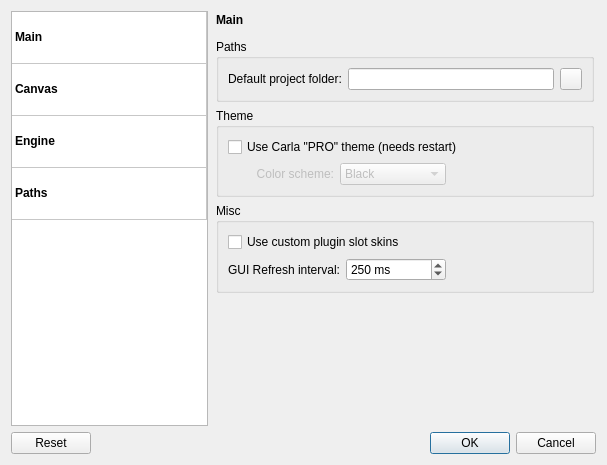
This is resources/ui/carla_settings.ui in falkTX/Carla as Qt 5 draws it before an edit. The edited form follows.
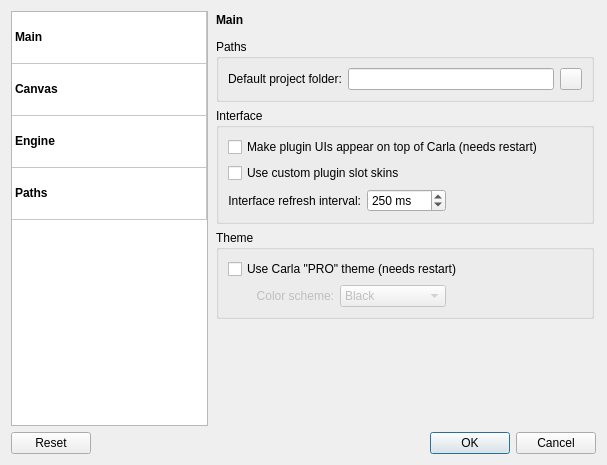
This is the edited form. Icons and pictures are not drawn.

Commit message: New option to wherever put UIs on top of carla Closes #348

Diff of the .ui file:
```diff
--- a/resources/ui/carla_settings.ui
+++ b/resources/ui/carla_settings.ui
@@ -261,85 +261,13 @@
            </layout>
           </widget>
          </item>
-         <item>
-          <widget class="QGroupBox" name="group_main_theme">
-           <property name="title">
-            <string>Theme</string>
-           </property>
-           <layout class="QGridLayout" name="gridLayout_3">
-            <item row="0" column="0" colspan="3">
-             <widget class="QCheckBox" name="ch_main_theme_pro">
-              <property name="text">
-               <string>Use Carla &quot;PRO&quot; theme (needs restart)</string>
-              </property>
-             </widget>
-            </item>
-            <item row="1" column="0">
-             <widget class="QLabel" name="label_main_theme_color">
-              <property name="enabled">
-               <bool>false</bool>
-              </property>
-              <property name="text">
-               <string>Color scheme:</string>
-              </property>
-              <property name="alignment">
-               <set>Qt::AlignRight|Qt::AlignTrailing|Qt::AlignVCenter</set>
-              </property>
-             </widget>
-            </item>
-            <item row="1" column="1">
-             <widget class="QComboBox" name="cb_main_theme_color">
-              <property name="enabled">
-               <bool>false</bool>
-              </property>
-              <item>
-               <property name="text">
-                <string>Black</string>
-               </property>
-              </item>
-              <item>
-               <property name="text">
-                <string>System</string>
-               </property>
-              </item>
-             </widget>
-            </item>
-            <item row="1" column="2">
-             <spacer name="horizontalSpacer_2">
-              <property name="orientation">
-               <enum>Qt::Horizontal</enum>
-              </property>
-              <property name="sizeType">
-               <enum>QSizePolicy::Preferred</enum>
-              </property>
-              <property name="sizeHint" stdset="0">
-               <size>
-                <width>130</width>
-                <height>10</height>
-               </size>
-              </property>
-             </spacer>
-            </item>
-           </layout>
-          </widget>
-         </item>
          <item>
           <widget class="QGroupBox" name="group_main_misc">
            <property name="title">
-            <string>Misc</string>
+            <string>Interface</string>
            </property>
            <layout class="QGridLayout" name="gridLayout_4">
-            <item row="1" column="0">
-             <widget class="QLabel" name="label_main_refresh_interval">
-              <property name="text">
-               <string>GUI Refresh interval:</string>
-              </property>
-              <property name="alignment">
-               <set>Qt::AlignRight|Qt::AlignTrailing|Qt::AlignVCenter</set>
-              </property>
-             </widget>
-            </item>
-            <item row="1" column="1">
+            <item row="3" column="1">
              <widget class="QSpinBox" name="sb_main_refresh_interval">
               <property name="suffix">
                <string> ms</string>
@@ -355,7 +283,7 @@
               </property>
              </widget>
             </item>
-            <item row="1" column="2">
+            <item row="3" column="2">
              <spacer name="horizontalSpacer_12">
               <property name="orientation">
                <enum>Qt::Horizontal</enum>
@@ -371,8 +299,25 @@
               </property>
              </spacer>
             </item>
-            <item row="0" column="0" colspan="3">
-             <widget class="QCheckBox" name="cb_main_use_custom_skins">
+            <item row="3" column="0">
+             <widget class="QLabel" name="label_main_refresh_interval">
+              <property name="text">
+               <string>Interface refresh interval:</string>
+              </property>
+              <property name="alignment">
+               <set>Qt::AlignRight|Qt::AlignTrailing|Qt::AlignVCenter</set>
+              </property>
+             </widget>
+            </item>
+            <item row="1" column="0" colspan="3">
+             <widget class="QCheckBox" name="ch_main_manage_uis">
+              <property name="text">
+               <string>Make plugin UIs appear on top of Carla (needs restart)</string>
+              </property>
+             </widget>
+            </item>
+            <item row="2" column="0" colspan="3">
+             <widget class="QCheckBox" name="ch_main_use_custom_skins">
               <property name="text">
                <string>Use custom plugin slot skins</string>
               </property>
@@ -381,6 +326,68 @@
            </layout>
           </widget>
          </item>
+         <item>
+          <widget class="QGroupBox" name="group_main_theme">
+           <property name="title">
+            <string>Theme</string>
+           </property>
+           <layout class="QGridLayout" name="gridLayout_3">
+            <item row="0" column="0" colspan="3">
+             <widget class="QCheckBox" name="ch_main_theme_pro">
+              <property name="text">
+               <string>Use Carla &quot;PRO&quot; theme (needs restart)</string>
+              </property>
+             </widget>
+            </item>
+            <item row="1" column="0">
+             <widget class="QLabel" name="label_main_theme_color">
+              <property name="enabled">
+               <bool>false</bool>
+              </property>
+              <property name="text">
+               <string>Color scheme:</string>
+              </property>
+              <property name="alignment">
+               <set>Qt::AlignRight|Qt::AlignTrailing|Qt::AlignVCenter</set>
+              </property>
+             </widget>
+            </item>
+            <item row="1" column="1">
+             <widget class="QComboBox" name="cb_main_theme_color">
+              <property name="enabled">
+               <bool>false</bool>
+              </property>
+              <item>
+               <property name="text">
+                <string>Black</string>
+               </property>
+              </item>
+              <item>
+               <property name="text">
+                <string>System</string>
+               </property>
+              </item>
+             </widget>
+            </item>
+            <item row="1" column="2">
+             <spacer name="horizontalSpacer_2">
+              <property name="orientation">
+               <enum>Qt::Horizontal</enum>
+              </property>
+              <property name="sizeType">
+               <enum>QSizePolicy::Preferred</enum>
+              </property>
+              <property name="sizeHint" stdset="0">
+               <size>
+                <width>130</width>
+                <height>10</height>
+               </size>
+              </property>
+             </spacer>
+            </item>
+           </layout>
+          </widget>
+         </item>
          <item>
           <spacer name="verticalSpacer">
            <property name="orientation">
```
The commit also changes 5 other files.
